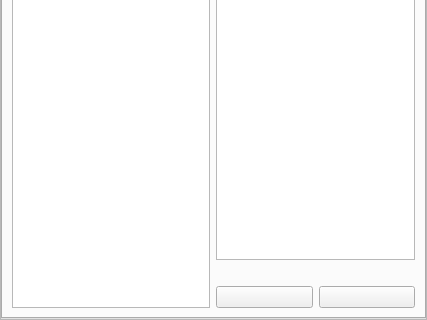
Above: src/gui/configurationDialog.ui from 519984307/stellarium_src before the change; both pictures show x 0 to 427 and y 212 to 532 of the 427 by 532 pixel window. Below: the same form after it.
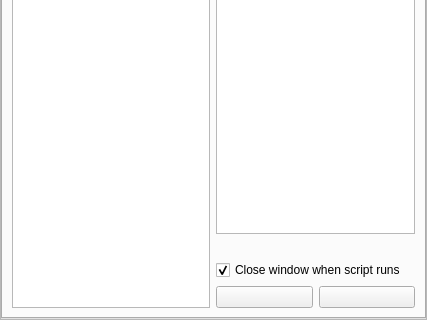
That is the form after the change. Icons and pictures are not drawn. Custom widgets are drawn as their Qt base class.

Commit message: nicer config dialog script tab

What changed in the file:
```diff
--- a/src/gui/configurationDialog.ui
+++ b/src/gui/configurationDialog.ui
@@ -820,6 +820,16 @@
               </property>
              </widget>
             </item>
+            <item>
+             <widget class="QCheckBox" name="closeWindowAtScriptRunCheckbox" >
+              <property name="text" >
+               <string>Close window when script runs</string>
+              </property>
+              <property name="checked" >
+               <bool>true</bool>
+              </property>
+             </widget>
+            </item>
             <item>
              <layout class="QHBoxLayout" name="horizontalLayout_4" >
               <item>
```
Left out of the diff: 10 changed lines with no effect on the pictures. The commit also changes 2 other files.
